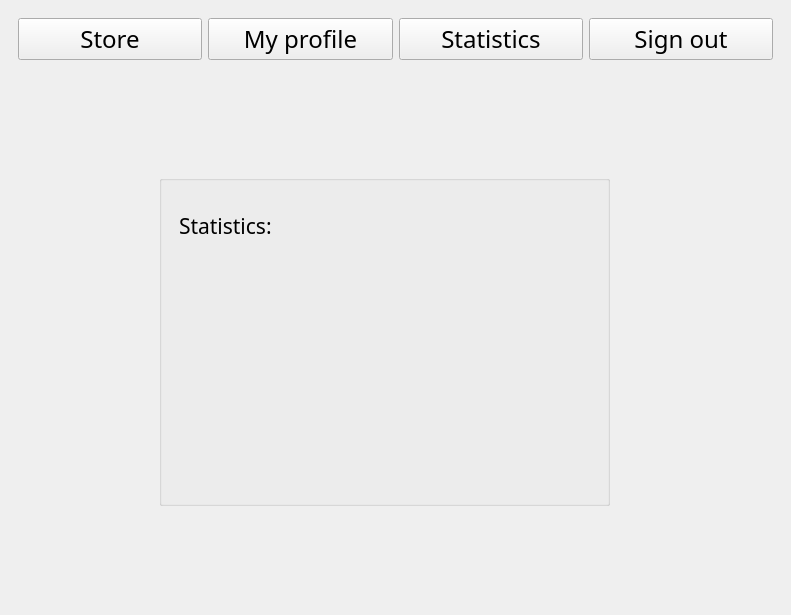
First picture: the form in desktop_app/GUI/UI/MainWindow.ui, repository aobolensk/webforces, before the edit.
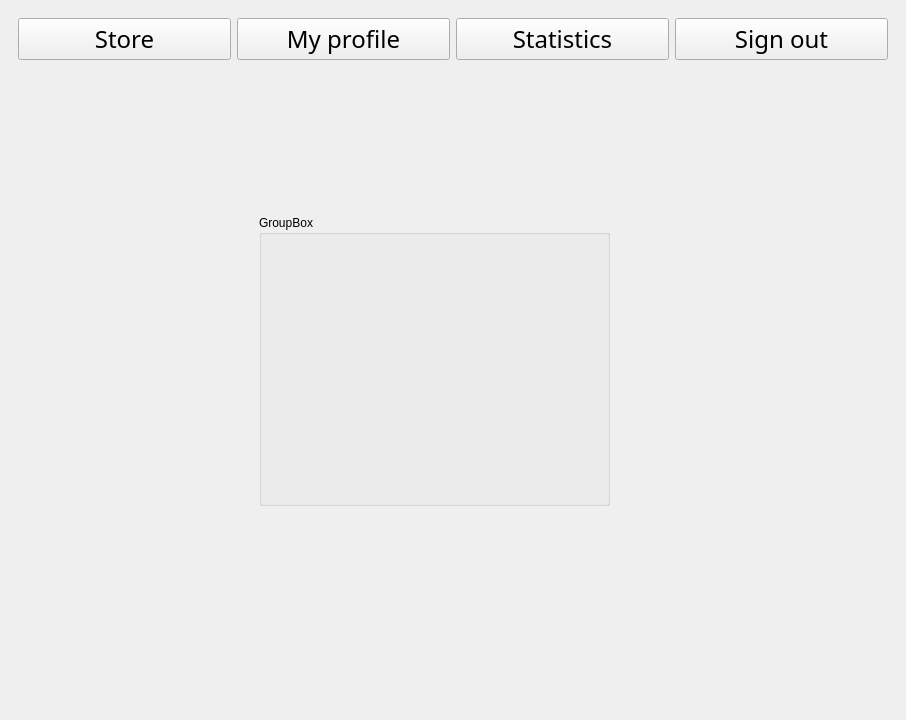
Second picture: the form after the edit.

```diff
--- a/desktop_app/GUI/UI/MainWindow.ui
+++ b/desktop_app/GUI/UI/MainWindow.ui
@@ -6,8 +6,8 @@
    <rect>
     <x>0</x>
     <y>0</y>
-    <width>791</width>
-    <height>615</height>
+    <width>906</width>
+    <height>720</height>
    </rect>
   </property>
   <property name="windowTitle">
@@ -124,82 +124,18 @@
       <property name="accessibleName">
        <string/>
       </property>
-      <widget class="QGroupBox" name="statisticField">
-       <property name="enabled">
-        <bool>true</bool>
-       </property>
+      <widget class="QGroupBox" name="InfoField">
        <property name="geometry">
         <rect>
-         <x>150</x>
-         <y>100</y>
-         <width>451</width>
-         <height>331</height>
+         <x>250</x>
+         <y>140</y>
+         <width>351</width>
+         <height>291</height>
         </rect>
        </property>
-       <property name="sizePolicy">
-        <sizepolicy hsizetype="Preferred" vsizetype="Preferred">
-         <horstretch>0</horstretch>
-         <verstretch>0</verstretch>
-        </sizepolicy>
-       </property>
        <property name="title">
-        <string/>
+        <string>GroupBox</string>
        </property>
-       <property name="alignment">
-        <set>Qt::AlignCenter</set>
-       </property>
-       <widget class="QLabel" name="label">
-        <property name="geometry">
-         <rect>
-          <x>20</x>
-          <y>20</y>
-          <width>151</width>
-          <height>61</height>
-         </rect>
-        </property>
-        <property name="font">
-         <font>
-          <family>Calibri Light</family>
-          <pointsize>16</pointsize>
-          <weight>50</weight>
-          <bold>false</bold>
-         </font>
-        </property>
-        <property name="text">
-         <string>Statistics:</string>
-        </property>
-        <property name="textFormat">
-         <enum>Qt::AutoText</enum>
-        </property>
-       </widget>
-       <widget class="QLabel" name="results">
-        <property name="enabled">
-         <bool>true</bool>
-        </property>
-        <property name="geometry">
-         <rect>
-          <x>140</x>
-          <y>40</y>
-          <width>261</width>
-          <height>211</height>
-         </rect>
-        </property>
-        <property name="font">
-         <font>
-          <family>Calibri Light</family>
-          <pointsize>14</pointsize>
-         </font>
-        </property>
-        <property name="text">
-         <string/>
-        </property>
-        <property name="scaledContents">
-         <bool>false</bool>
-        </property>
-        <property name="alignment">
-         <set>Qt::AlignLeading|Qt::AlignLeft|Qt::AlignTop</set>
-        </property>
-       </widget>
       </widget>
      </widget>
     </item>
```
Left out of the diff: 4 changed lines with no effect on the pictures.
